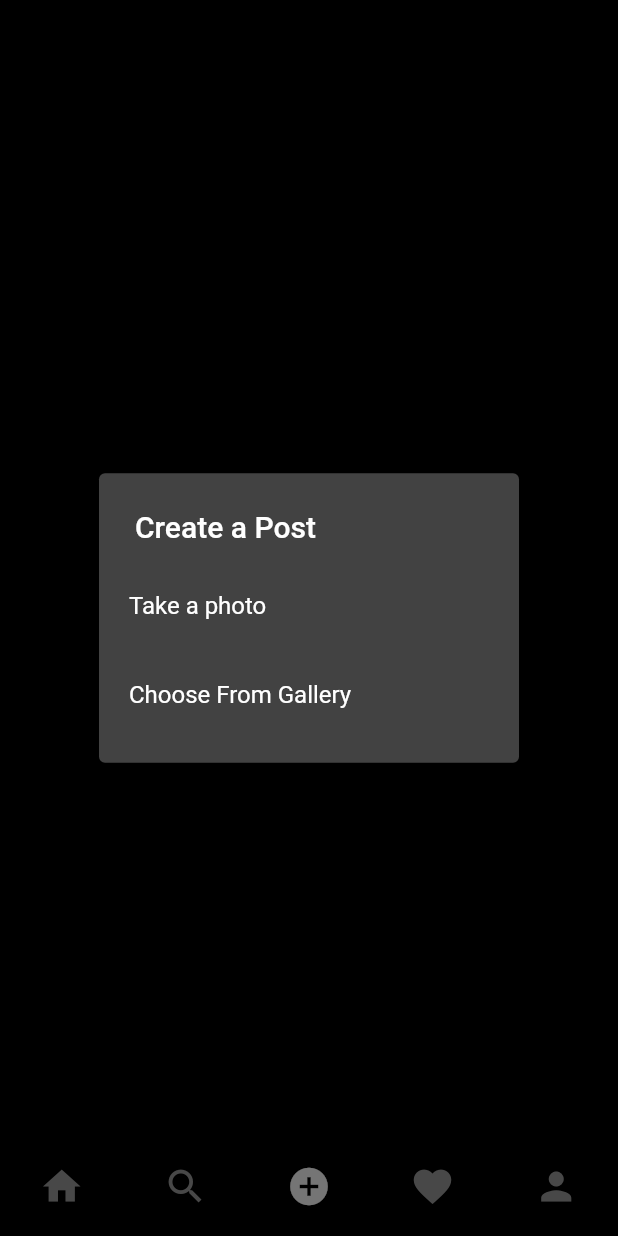
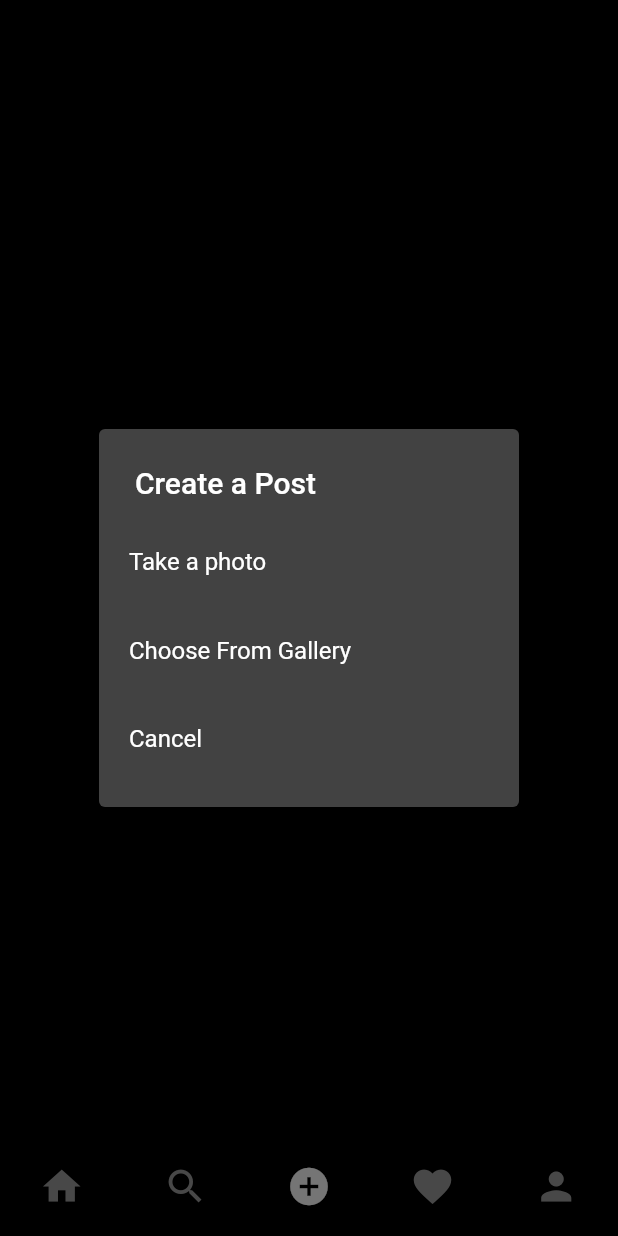
Before and after one commit to Umeralikhan403/Instagram_clone, a Flutter app: the screen it shows once a user with an empty profile is signed in, item 3 of the bottom bar chosen, after a tap on the "upload" icon, on a phone screen of 412 x 824 dp. Run offline on Flutter 3.47's test engine with Material 2 defaults, Android fonts, the phone set to English and light mode, and no system bars; our stand-ins replace cloud_firestore, firebase_auth, firebase_core, firebase_storage, flutter_svg, image_picker; accounts and stored records are empty.

Commit message:
post image

```diff
--- a/lib/screens/add_post_screen.dart
+++ b/lib/screens/add_post_screen.dart
@@ -17,6 +17,10 @@ class AddPostScreen extends StatefulWidget {
 
 class _AddPostScreenState extends State<AddPostScreen> {
   Uint8List? _file;
+  final TextEditingController _descriptionController = TextEditingController();
+
+  void postImage() {}
+
   _selectImage(BuildContext context) async {
     return showDialog(
         context: context,
@@ -46,9 +50,22 @@ class _AddPostScreenState extends State<AddPostScreen> {
                   });
                 },
               ),
+              SimpleDialogOption(
+                padding: const EdgeInsets.all(20),
+                child: const Text('Cancel'),
+                onPressed: () {
+                  Navigator.of(context).pop();
+                },
+              ),
             ],
           );
         });
+  }
+
+  @override
+  void dispose() {
+    _descriptionController.dispose();
+    super.dispose();
   }
 
   @override
@@ -72,7 +89,7 @@ class _AddPostScreenState extends State<AddPostScreen> {
               centerTitle: false,
               actions: [
                 TextButton(
-                    onPressed: () {},
+                    onPressed: postImage,
                     child: const Text(
                       'Post',
                       style: TextStyle(
@@ -92,9 +109,10 @@ class _AddPostScreenState extends State<AddPostScreen> {
                   ),
                   SizedBox(
                     width: MediaQuery.of(context).size.width * 0.3,
-                    child: const TextField(
+                    child: TextField(
+                      controller: _descriptionController,
                       maxLength: 8,
-                      decoration: InputDecoration(
+                      decoration: const InputDecoration(
                           hintText: 'Write a caption',
                           border: InputBorder.none),
                     ),
```
